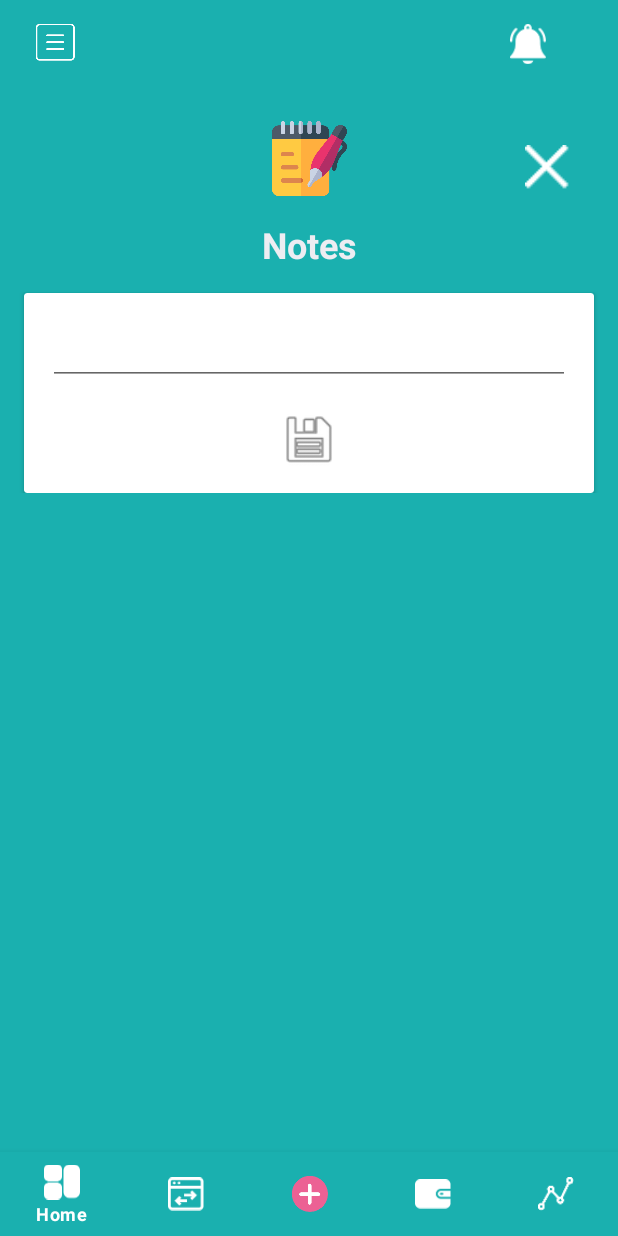
After one commit to Khalid-Syfullah/MoneyTracker, an Android app: the fragment NotesFragment placed in its activity, on a phone screen of 412 x 824 dp. The commit adds this screen. Run offline under Robolectric (Android 15) with nearby library versions, the phone set to English and light mode, and no system bars; our stand-ins replace navigation-ui.

Commit message:
Notes Fragment Update

```diff
--- a/app/src/main/AndroidManifest.xml
+++ b/app/src/main/AndroidManifest.xml
@@ -2,11 +2,13 @@
 <manifest xmlns:android="http://schemas.android.com/apk/res/android"
     package="com.tars.moneytracker">
 
+    <uses-permission android:name="android.permission.INTERNET"/>
     <application
         android:allowBackup="true"
         android:icon="@mipmap/ic_launcher"
         android:label="@string/app_name"
         android:roundIcon="@mipmap/ic_launcher_round"
+        android:usesCleartextTraffic="true"
         android:supportsRtl="true"
         android:theme="@style/Theme.MoneyTracker">
         <activity android:name=".SplashActivity">
--- /dev/null
+++ b/app/src/main/java/com/tars/moneytracker/ui/notes/NotesFragment.java
@@ -0,0 +1,119 @@
+package com.tars.moneytracker.ui.notes;
+
+import androidx.fragment.app.FragmentManager;
+import androidx.lifecycle.ViewModelProvider;
+
+import android.animation.Animator;
+import android.animation.AnimatorListenerAdapter;
+import android.os.Bundle;
+
+import androidx.annotation.NonNull;
+import androidx.annotation.Nullable;
+import androidx.fragment.app.Fragment;
+
+import android.view.KeyEvent;
+import android.view.LayoutInflater;
+import android.view.View;
+import android.view.ViewAnimationUtils;
+import android.view.ViewGroup;
+import android.widget.ImageView;
+import android.widget.Toast;
+
+import com.tars.moneytracker.R;
+import com.tars.moneytracker.ui.notification.NotificationFragment;
+
+public class NotesFragment extends Fragment {
+
+    private NotesViewModel mViewModel;
+    private View view;
+    private ImageView closeBtn;
+    private boolean animationDone = false;
+
+    public static NotesFragment newInstance() {
+        return new NotesFragment();
+    }
+
+    @Override
+    public View onCreateView(@NonNull LayoutInflater inflater, @Nullable ViewGroup container,
+                             @Nullable Bundle savedInstanceState) {
+
+        view =  inflater.inflate(R.layout.fragment_notes, container, false);
+        closeBtn = view.findViewById(R.id.notes_close);
+
+        closeBtn.setOnClickListener(new View.OnClickListener(){
+            @Override
+            public void onClick(View v){
+                hideFAB(view);
+            }
+        });
+
+        view.addOnLayoutChangeListener(new View.OnLayoutChangeListener() {
+            @Override
+            public void onLayoutChange(View v, int left, int top, int right, int bottom, int oldLeft, int oldTop, int oldRight, int oldBottom) {
+                if(!animationDone){
+                    revealFAB(view);
+                    animationDone = true;
+                }
+            }
+
+
+        });
+
+
+        return view;
+    }
+
+
+    @Override
+    public void onActivityCreated(@Nullable Bundle savedInstanceState) {
+        super.onActivityCreated(savedInstanceState);
+        mViewModel = new ViewModelProvider(this).get(NotesViewModel.class);
+        revealFAB(view);
+
+    }
+
+
+
+    @Override
+    public void onDetach() {
+
+        super.onDetach();
+    }
+
+
+
+
+
+
+    private void revealFAB(View view) {
+
+        int cx = view.getWidth() ;
+        int cy = view.getHeight() ;
+        float finalRadius = (float) Math.hypot(cx, cy);
+        Animator anim = ViewAnimationUtils.createCircularReveal(view, 0, 0, 0, finalRadius);
+        anim.setDuration(500);
+
+        anim.start();
+    }
+    private void hideFAB(View view) {
+
+        int cx = view.getWidth();
+        int cy = view.getHeight() ;
+        float initialRadius = (float) Math.hypot(cx, cy);
+        Animator anim = ViewAnimationUtils.createCircularReveal(view, 0, 0, initialRadius, 0);
+        anim.setDuration(500);
+        anim.addListener(new AnimatorListenerAdapter() {
+            @Override
+            public void onAnimationEnd(Animator animation) {
+                super.onAnimationEnd(animation);
+                view.setVisibility(View.GONE);
+                FragmentManager fm= getActivity().getSupportFragmentManager();
+
+                fm.popBackStack("notes", FragmentManager.POP_BACK_STACK_INCLUSIVE);
+                fm.beginTransaction().remove(NotesFragment.this).commit();
+            }
+        });
+        anim.start();
+    }
+
+}
--- /dev/null
+++ b/app/src/main/java/com/tars/moneytracker/ui/notes/NotesViewModel.java
@@ -0,0 +1,7 @@
+package com.tars.moneytracker.ui.notes;
+
+import androidx.lifecycle.ViewModel;
+
+public class NotesViewModel extends ViewModel {
+    // TODO: Implement the ViewModel
+}
--- /dev/null
+++ b/app/src/main/res/layout/fragment_notes.xml
@@ -0,0 +1,94 @@
+<?xml version="1.0" encoding="utf-8"?>
+
+    <ScrollView
+        xmlns:android="http://schemas.android.com/apk/res/android"
+        xmlns:app="http://schemas.android.com/apk/res-auto"
+        xmlns:tools="http://schemas.android.com/tools"
+        android:layout_width="match_parent"
+        android:layout_height="match_parent"
+        android:background="#1AB0AF"
+        tools:context=".ui.notes.NotesFragment">
+
+        <androidx.constraintlayout.widget.ConstraintLayout
+            android:layout_width="match_parent"
+            android:layout_height="wrap_content">
+
+
+            <ImageView
+                android:id="@+id/notes_icon"
+                android:layout_width="50dp"
+                android:layout_height="50dp"
+                android:layout_marginTop="16dp"
+                android:src="@drawable/notes"
+                app:layout_constraintEnd_toEndOf="parent"
+                app:layout_constraintStart_toStartOf="parent"
+                app:layout_constraintTop_toTopOf="parent" />
+
+            <TextView
+                android:id="@+id/notes_header"
+                android:layout_width="wrap_content"
+                android:layout_height="wrap_content"
+                android:layout_marginTop="16dp"
+                android:text="@string/title_notes"
+                android:textColor="@color/color_white"
+                android:textSize="24sp"
+                android:textStyle="bold"
+                app:layout_constraintEnd_toEndOf="parent"
+                app:layout_constraintStart_toStartOf="parent"
+                app:layout_constraintTop_toBottomOf="@+id/notes_icon" />
+
+            <ImageView
+                android:id="@+id/notes_close"
+                android:layout_width="30dp"
+                android:layout_height="30dp"
+                android:layout_marginTop="32dp"
+                android:layout_marginEnd="32dp"
+                android:src="@drawable/no"
+                app:layout_constraintEnd_toEndOf="parent"
+                app:layout_constraintTop_toTopOf="parent" />
+
+            <androidx.cardview.widget.CardView
+                android:id="@+id/notes_cardView"
+                android:layout_width="match_parent"
+                android:layout_height="match_parent"
+                android:layout_marginStart="16dp"
+                android:layout_marginTop="16dp"
+                android:layout_marginEnd="16dp"
+                app:layout_constraintEnd_toEndOf="parent"
+                app:layout_constraintStart_toStartOf="parent"
+                app:layout_constraintTop_toBottomOf="@+id/notes_header" >
+
+                <androidx.constraintlayout.widget.ConstraintLayout
+                    android:layout_width="match_parent"
+                    android:layout_height="match_parent">
+
+                    <EditText
+                        android:id="@+id/notes_editText"
+                        android:layout_width="match_parent"
+                        android:layout_height="wrap_content"
+                        android:layout_marginStart="16dp"
+                        android:layout_marginTop="16dp"
+                        android:layout_marginEnd="16dp"
+                        android:ems="10"
+                        android:gravity="start|top"
+                        android:inputType="textMultiLine"
+                        app:layout_constraintEnd_toEndOf="parent"
+                        app:layout_constraintStart_toStartOf="parent"
+                        app:layout_constraintTop_toTopOf="parent" />
+
+                    <ImageView
+                        android:id="@+id/notes_save"
+                        android:layout_width="40dp"
+                        android:layout_height="40dp"
+                        android:layout_marginTop="16dp"
+                        android:layout_marginBottom="16dp"
+                        android:src="@android:drawable/ic_menu_save"
+                        app:layout_constraintBottom_toBottomOf="parent"
+                        app:layout_constraintEnd_toEndOf="@+id/notes_editText"
+                        app:layout_constraintStart_toStartOf="@+id/notes_editText"
+                        app:layout_constraintTop_toBottomOf="@+id/notes_editText" />
+                </androidx.constraintlayout.widget.ConstraintLayout>
+            </androidx.cardview.widget.CardView>
+
+        </androidx.constraintlayout.widget.ConstraintLayout>
+    </ScrollView>
--- a/app/src/main/res/menu/drawer_menu.xml
+++ b/app/src/main/res/menu/drawer_menu.xml
@@ -6,6 +6,9 @@
     <group>
 
 
+        <item
+            android:id="@+id/notes"
+            android:title="Notes" />
 
         <item android:title="Change language">
             <menu>
--- a/app/src/main/res/values/strings.xml
+++ b/app/src/main/res/values/strings.xml
@@ -18,6 +18,7 @@
     <string name="cons">Consumed</string>
     <string name="pie_chart_title">Calories Burned vs. Calories Consumed</string>
     <string name="title_notifications">Notifications</string>
+    <string name="title_notes">Notes</string>
 
     <string-array name="time_range">
         <item>Weekly</item>
```
Also changed, not shown: app/src/main/java/com/tars/moneytracker/MainActivity.java (+65 -22 lines), app/src/main/java/com/tars/moneytracker/api/RestClient.java (+53 -0 lines), app/src/main/java/com/tars/moneytracker/api/RetroInterface.java (+12 -0 lines), app/src/main/res/drawable/notes.png (added), 1 other file.
